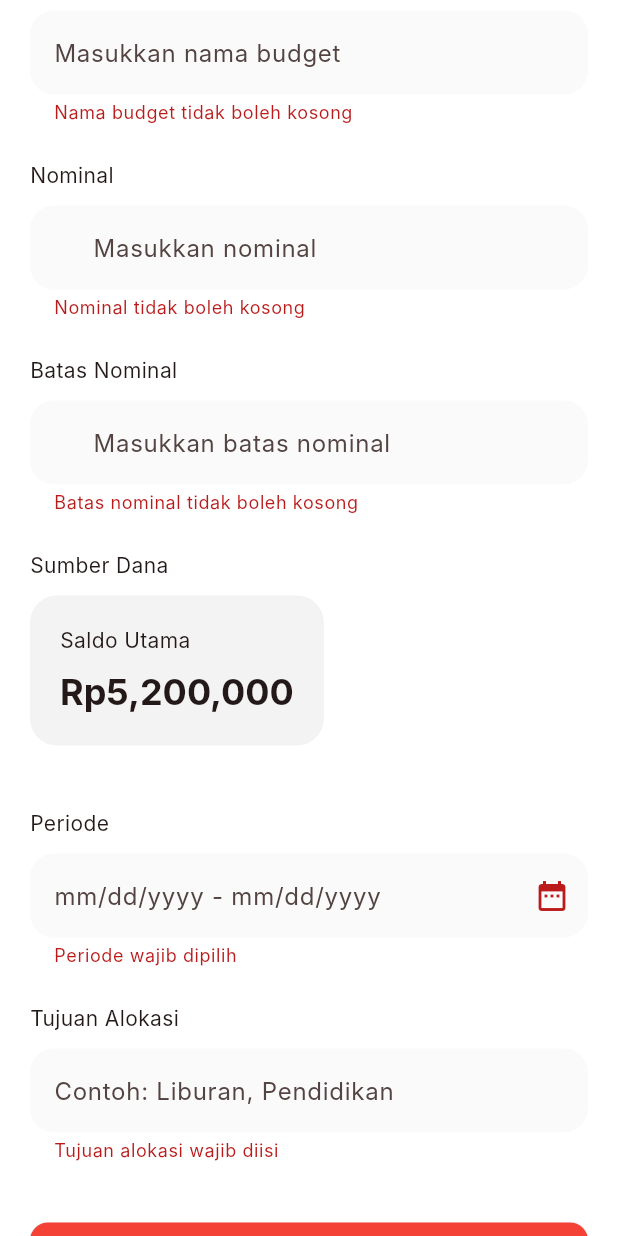
After one commit to Yannn18/aturaja, a Flutter app: the BudgetingNewScreen screen opened by its route, scrolled down 247 dp, after a tap on "Simpan", on a phone screen of 412 x 824 dp. The commit adds this screen. Run offline on Flutter 3.47's test engine with Material 3 defaults, Android fonts, the phone set to English and light mode, and no system bars; Roboto replaces fonts that are missing (Inter).

Commit message:
add screen new budgeting and update button add new in budgeting screen

```diff
--- a/lib/main.dart
+++ b/lib/main.dart
@@ -1,4 +1,5 @@
 import 'package:aturaja/ui/screens/app.dart';
+import 'package:aturaja/ui/screens/budgeting/budgeting_new_screen.dart';
 import 'package:aturaja/ui/screens/budgeting/budgeting_screen.dart';
 import 'package:aturaja/ui/screens/history/history_screen.dart';
 import 'package:flutter/material.dart';
@@ -24,7 +25,8 @@ class MyApp extends StatelessWidget {
         '/login' : (context) => const LoginScreen(),
         '/home': (context) => const App(),
         '/history': (context) => const HistoryScreen(),
-        '/budgeting': (context) => const BudgetingScreen()
+        '/budgeting': (context) => const BudgetingScreen(),
+        '/budgeting-new': (context) => const BudgetingNewScreen(),
       },
     );
   }
--- /dev/null
+++ b/lib/ui/screens/budgeting/budgeting_new_screen.dart
@@ -0,0 +1,472 @@
+import 'package:flutter/material.dart';
+
+class BudgetingNewScreen extends StatefulWidget {
+  const BudgetingNewScreen({super.key});
+
+  @override
+  State<BudgetingNewScreen> createState() =>
+      _BudgetingNewScreenState();
+}
+
+class _BudgetingNewScreenState
+    extends State<BudgetingNewScreen> {
+
+  // ===========================
+  // GLOBALKEY FORM
+  // Memenuhi ketentuan:
+  // - Form Validation
+  // ===========================
+  final _formKey = GlobalKey<FormState>();
+
+  final TextEditingController nameController =
+      TextEditingController();
+
+  final TextEditingController nominalController =
+      TextEditingController();
+
+  final TextEditingController limitController =
+      TextEditingController();
+
+  final TextEditingController tujuanController =
+      TextEditingController();
+
+  final TextEditingController periodeController =
+      TextEditingController();
+
+  @override
+  Widget build(BuildContext context) {
+
+    // ===========================
+    // GLOBAL THEME
+    // ===========================
+    final theme = Theme.of(context);
+    final colorScheme = theme.colorScheme;
+    final textTheme = theme.textTheme;
+
+    return Scaffold(
+      backgroundColor: theme.scaffoldBackgroundColor,
+
+      body: SafeArea(
+
+        // ===========================
+        // SINGLECHILDSCROLLVIEW
+        // Menghindari overflow
+        // ===========================
+        child: SingleChildScrollView(
+          padding: const EdgeInsets.symmetric(
+            horizontal: 20,
+            vertical: 24,
+          ),
+
+          child: Form(
+            key: _formKey,
+
+            child: Column(
+              crossAxisAlignment:
+                  CrossAxisAlignment.start,
+
+              children: [
+
+                // ===========================
+                // HEADER
+                // ===========================
+                Row(
+                  children: [
+                    IconButton(
+                      onPressed: () =>
+                          Navigator.pop(context),
+
+                      icon: Icon(
+                        Icons.chevron_left,
+                        size: 30,
+                        color: colorScheme.onSurface,
+                      ),
+                    ),
+
+                    Expanded(
+                      child: Text(
+                        'Buat Alokasi Budget',
+                        textAlign: TextAlign.center,
+
+                        style: textTheme.titleLarge
+                            ?.copyWith(
+                          fontWeight:
+                              FontWeight.bold,
+                        ),
+                      ),
+                    ),
+
+                    const SizedBox(width: 48),
+                  ],
+                ),
+
+                const SizedBox(height: 30),
+
+                // ===========================
+                // STACK + POSITIONED
+                // Memenuhi ketentuan tugas
+                // ===========================
+                Center(
+                  child: Stack(
+                    alignment: Alignment.center,
+
+                    children: [
+
+                      // Circle Background
+                      Container(
+                        width: 90,
+                        height: 90,
+
+                        decoration: BoxDecoration(
+                          color: Colors.grey.shade200,
+                          shape: BoxShape.circle,
+                        ),
+                      ),
+
+                      // Icon
+                      Icon(
+                        Icons.wallet,
+                        size: 42,
+                        color: colorScheme.primary,
+                      ),
+
+                      // Positioned Badge
+                      Positioned(
+                        bottom: 2,
+                        right: 2,
+
+                        child: Container(
+                          padding:
+                              const EdgeInsets.all(6),
+
+                          decoration:
+                              BoxDecoration(
+                            color:
+                                colorScheme.primary,
+                            shape: BoxShape.circle,
+                          ),
+
+                          child: const Icon(
+                            Icons.add,
+                            size: 14,
+                            color: Colors.white,
+                          ),
+                        ),
+                      ),
+                    ],
+                  ),
+                ),
+
+                const SizedBox(height: 32),
+
+                // ===========================
+                // NAMA BUDGET
+                // ===========================
+                Text(
+                  'Nama Budget',
+                  style: textTheme.bodyMedium,
+                ),
+
+                const SizedBox(height: 10),
+
+                TextFormField(
+                  controller: nameController,
+
+                  decoration:
+                      const InputDecoration(
+                    hintText: 'Masukkan nama budget',
+                  ),
+
+                  // ===========================
+                  // VALIDASI FORM
+                  // ===========================
+                  validator: (value) {
+
+                    if (value == null ||
+                        value.isEmpty) {
+                      return
+                          'Nama budget tidak boleh kosong';
+                    }
+
+                    if (value.length < 4) {
+                      return
+                          'Minimal 4 karakter';
+                    }
+
+                    return null;
+                  },
+                ),
+
+                const SizedBox(height: 24),
+
+                // ===========================
+                // NOMINAL
+                // ===========================
+                Text(
+                  'Nominal',
+                  style: textTheme.bodyMedium,
+                ),
+
+                const SizedBox(height: 10),
+
+                TextFormField(
+                  controller: nominalController,
+                  keyboardType:
+                      TextInputType.number,
+
+                  decoration:
+                      const InputDecoration(
+                    prefixText: 'Rp ',
+                    hintText:
+                        'Masukkan nominal',
+                  ),
+
+                  validator: (value) {
+
+                    if (value == null ||
+                        value.isEmpty) {
+                      return
+                          'Nominal tidak boleh kosong';
+                    }
+
+                    if (value.length < 5) {
+                      return
+                          'Minimal 5 digit';
+                    }
+
+                    return null;
+                  },
+                ),
+
+                const SizedBox(height: 24),
+
+                // ===========================
+                // BATAS NOMINAL
+                // ===========================
+                Text(
+                  'Batas Nominal',
+                  style: textTheme.bodyMedium,
+                ),
+
+                const SizedBox(height: 10),
+
+                TextFormField(
+                  controller: limitController,
+                  keyboardType:
+                      TextInputType.number,
+
+                  decoration:
+                      const InputDecoration(
+                    prefixText: 'Rp ',
+                    hintText:
+                        'Masukkan batas nominal',
+                  ),
+
+                  validator: (value) {
+
+                    if (value == null ||
+                        value.isEmpty) {
+                      return
+                          'Batas nominal tidak boleh kosong';
+                    }
+
+                    return null;
+                  },
+                ),
+
+                const SizedBox(height: 24),
+
+                // ===========================
+                // SUMBER DANA CARD
+                // Menggunakan global CardTheme
+                // ===========================
+                Text(
+                  'Sumber Dana',
+                  style: textTheme.bodyMedium,
+                ),
+
+                const SizedBox(height: 10),
+
+                Card(
+                  child: Padding(
+                    padding:
+                        const EdgeInsets.all(20),
+
+                    child: Column(
+                      crossAxisAlignment:
+                          CrossAxisAlignment
+                              .start,
+
+                      children: [
+
+                        Text(
+                          'Saldo Utama',
+                          style: textTheme
+                              .bodyMedium,
+                        ),
+
+                        const SizedBox(
+                            height: 8),
+
+                        Text(
+                          'Rp5,200,000',
+
+                          style: textTheme
+                              .headlineSmall
+                              ?.copyWith(
+                            fontWeight:
+                                FontWeight.bold,
+                          ),
+                        ),
+                      ],
+                    ),
+                  ),
+                ),
+
+                const SizedBox(height: 24),
+
+                // ===========================
+                // PERIODE
+                // ===========================
+                Text(
+                  'Periode',
+                  style: textTheme.bodyMedium,
+                ),
+
+                const SizedBox(height: 10),
+
+                TextFormField(
+                  controller:
+                      periodeController,
+
+                  readOnly: true,
+
+                  decoration:
+                      const InputDecoration(
+                    hintText:
+                        'mm/dd/yyyy - mm/dd/yyyy',
+
+                    suffixIcon:
+                        Icon(Icons.date_range),
+                  ),
+
+                  onTap: () async {
+
+                    final picked =
+                        await showDateRangePicker(
+                      context: context,
+
+                      firstDate:
+                          DateTime(2024),
+
+                      lastDate:
+                          DateTime(2030),
+                    );
+
+                    if (picked != null) {
+
+                      setState(() {
+
+                        periodeController.text =
+                            '${picked.start.day}/${picked.start.month}/${picked.start.year} - ${picked.end.day}/${picked.end.month}/${picked.end.year}';
+                      });
+                    }
+                  },
+
+                  validator: (value) {
+
+                    if (value == null ||
+                        value.isEmpty) {
+                      return
+                          'Periode wajib dipilih';
+                    }
+
+                    return null;
+                  },
+                ),
+
+                const SizedBox(height: 24),
+
+                // ===========================
+                // TUJUAN ALOKASI
+                // ===========================
+                Text(
+                  'Tujuan Alokasi',
+                  style: textTheme.bodyMedium,
+                ),
+
+                const SizedBox(height: 10),
+
+                TextFormField(
+                  controller:
+                      tujuanController,
+
+                  decoration:
+                      const InputDecoration(
+                    hintText:
+                        'Contoh: Liburan, Pendidikan',
+                  ),
+
+                  validator: (value) {
+
+                    if (value == null ||
+                        value.isEmpty) {
+                      return
+                          'Tujuan alokasi wajib diisi';
+                    }
+
+                    return null;
+                  },
+                ),
+
+                const SizedBox(height: 40),
+
+                // ===========================
+                // BUTTON SIMPAN
+                // ===========================
+                SizedBox(
+                  width: double.infinity,
+                  height: 55,
+
+                  child: ElevatedButton(
+
+                    onPressed: () {
+
+                      // ===========================
+                      // VALIDASI FORM
+                      // ===========================
+                      if (_formKey.currentState!
+                          .validate()) {
+
+                        // ===========================
+                        // FEEDBACK SNACKBAR
+                        // ===========================
+                        ScaffoldMessenger.of(
+                                context)
+                            .showSnackBar(
+                          const SnackBar(
+                            content: Text(
+                              'Budget berhasil dibuat',
+                            ),
+                          ),
+                        );
+
+                        Navigator.pop(context);
+                      }
+                    },
+
+                    child: const Text(
+                      'Simpan',
+                    ),
+                  ),
+                ),
+
+                const SizedBox(height: 30),
+              ],
+            ),
+          ),
+        ),
+      ),
+    );
+  }
+}
--- a/lib/ui/screens/budgeting/budgeting_screen.dart
+++ b/lib/ui/screens/budgeting/budgeting_screen.dart
@@ -198,10 +198,9 @@ class _BudgetingScreenState extends State<BudgetingScreen> {
 
                         child: ElevatedButton.icon(
                           onPressed: () {
-                            showDialog(
-                              context: context,
-                              builder: (context) =>
-                                  const AddBudgetDialog(),
+                            Navigator.pushNamed(
+                              context,
+                              '/budgeting-new',
                             );
                           },
 
@@ -349,100 +348,3 @@ class _BudgetCardState extends State<BudgetCard> {
     );
   }
 }
-
-class AddBudgetDialog extends StatefulWidget {
-  const AddBudgetDialog({super.key});
-
-  @override
-  State<AddBudgetDialog> createState() =>
-      _AddBudgetDialogState();
-}
-
-class _AddBudgetDialogState extends State<AddBudgetDialog> {
-  final _formKey = GlobalKey<FormState>();
-
-  final TextEditingController titleController =
-      TextEditingController();
-
-  final TextEditingController amountController =
-      TextEditingController();
-
-  @override
-  Widget build(BuildContext context) {
-    return AlertDialog(
-      title: const Text('Tambah Budget'),
-
-      content: Form(
-        key: _formKey,
-        child: Column(
-          mainAxisSize: MainAxisSize.min,
-          children: [
-            TextFormField(
-              controller: titleController,
-              decoration: const InputDecoration(
-                labelText: 'Nama Budget',
-              ),
-
-              validator: (value) {
-                if (value == null || value.isEmpty) {
-                  return 'Nama budget tidak boleh kosong';
-                }
-
-                if (value.length < 4) {
-                  return 'Minimal 4 karakter';
-                }
-
-                return null;
-              },
-            ),
-
-            const SizedBox(height: 16),
-
-            TextFormField(
-              controller: amountController,
-              keyboardType: TextInputType.number,
-              decoration: const InputDecoration(
-                labelText: 'Jumlah Budget',
-              ),
-
-              validator: (value) {
-                if (value == null || value.isEmpty) {
-                  return 'Jumlah budget tidak boleh kosong';
-                }
-
-                if (value.length < 5) {
-                  return 'Minimal 5 digit';
-                }
-
-                return null;
-              },
-            ),
-          ],
-        ),
-      ),
-
-      actions: [
-        TextButton(
-          onPressed: () => Navigator.pop(context),
-          child: const Text('Batal'),
-        ),
-
-        ElevatedButton(
-          onPressed: () {
-            if (_formKey.currentState!.validate()) {
-              Navigator.pop(context);
-
-              ScaffoldMessenger.of(context).showSnackBar(
-                const SnackBar(
-                  content:
-                      Text('Budget baru berhasil ditambahkan'),
-                ),
-              );
-            }
-          },
-          child: const Text('Simpan'),
-        ),
-      ],
-    );
-  }
-}
```
